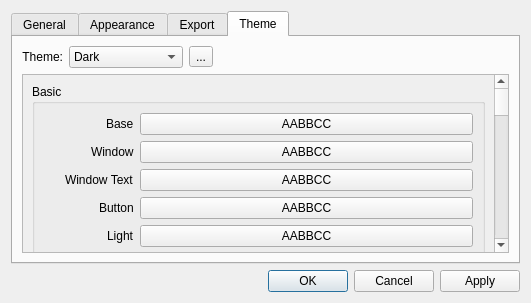
This is src/gui/settings/settings_dialog.ui in albin-johansson/tactile as Qt 5 draws it before an edit. The edited form follows.
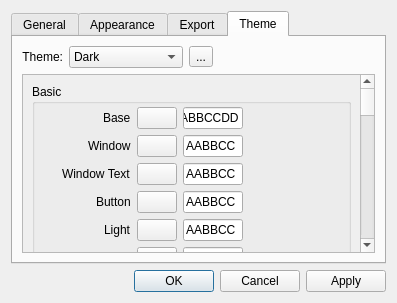
This is the edited form.

What changed in the file:
```diff
--- a/src/gui/settings/settings_dialog.ui
+++ b/src/gui/settings/settings_dialog.ui
@@ -6,7 +6,7 @@
    <rect>
     <x>0</x>
     <y>0</y>
-    <width>531</width>
+    <width>397</width>
     <height>303</height>
    </rect>
   </property>
@@ -514,8 +514,8 @@
            <rect>
             <x>0</x>
             <y>0</y>
-            <width>470</width>
-            <height>1238</height>
+            <width>336</width>
+            <height>1020</height>
            </rect>
           </property>
           <layout class="QGridLayout" name="gridLayout">
@@ -828,10 +828,25 @@
              <property name="title">
               <string>Basic</string>
              </property>
-             <layout class="QFormLayout" name="formLayout_6">
+             <layout class="QFormLayout" name="basicGroupLayout">
+              <property name="fieldGrowthPolicy">
+               <enum>QFormLayout::FieldsStayAtSizeHint</enum>
+              </property>
               <property name="labelAlignment">
                <set>Qt::AlignRight|Qt::AlignTrailing|Qt::AlignVCenter</set>
               </property>
+              <property name="leftMargin">
+               <number>6</number>
+              </property>
+              <property name="topMargin">
+               <number>3</number>
+              </property>
+              <property name="rightMargin">
+               <number>3</number>
+              </property>
+              <property name="bottomMargin">
+               <number>3</number>
+              </property>
               <item row="0" column="0">
                <widget class="QLabel" name="basicBaseLabel">
                 <property name="text">
@@ -840,16 +855,66 @@
                </widget>
               </item>
               <item row="0" column="1">
-               <widget class="QPushButton" name="basicBaseButton">
-                <property name="sizePolicy">
-                 <sizepolicy hsizetype="Minimum" vsizetype="Fixed">
-                  <horstretch>0</horstretch>
-                  <verstretch>0</verstretch>
-                 </sizepolicy>
-                </property>
-                <property name="text">
-                 <string>AABBCC</string>
-                </property>
+               <widget class="QWidget" name="basicBaseWidget" native="true">
+                <layout class="QHBoxLayout" name="horizontalLayout">
+                 <property name="leftMargin">
+                  <number>0</number>
+                 </property>
+                 <property name="topMargin">
+                  <number>0</number>
+                 </property>
+                 <property name="rightMargin">
+                  <number>0</number>
+                 </property>
+                 <property name="bottomMargin">
+                  <number>0</number>
+                 </property>
+                 <item>
+                  <widget class="QPushButton" name="basicBasePreview">
+                   <property name="sizePolicy">
+                    <sizepolicy hsizetype="Preferred" vsizetype="Fixed">
+                     <horstretch>0</horstretch>
+                     <verstretch>0</verstretch>
+                    </sizepolicy>
+                   </property>
+                   <property name="text">
+                    <string/>
+                   </property>
+                  </widget>
+                 </item>
+                 <item>
+                  <widget class="QLineEdit" name="basicBaseEdit">
+                   <property name="sizePolicy">
+                    <sizepolicy hsizetype="Preferred" vsizetype="Fixed">
+                     <horstretch>0</horstretch>
+                     <verstretch>0</verstretch>
+                    </sizepolicy>
+                   </property>
+                   <property name="text">
+                    <string>AABBCCDD</string>
+                   </property>
+                   <property name="maxLength">
+                    <number>8</number>
+                   </property>
+                   <property name="readOnly">
+                    <bool>false</bool>
+                   </property>
+                  </widget>
+                 </item>
+                 <item>
+                  <spacer name="basicBaseSpacer">
+                   <property name="orientation">
+                    <enum>Qt::Horizontal</enum>
+                   </property>
+                   <property name="sizeHint" stdset="0">
+                    <size>
+                     <width>150</width>
+                     <height>20</height>
+                    </size>
+                   </property>
+                  </spacer>
+                 </item>
+                </layout>
                </widget>
               </item>
               <item row="1" column="0">
@@ -860,10 +925,66 @@
                </widget>
               </item>
               <item row="1" column="1">
-               <widget class="QPushButton" name="basicWindowButton">
-                <property name="text">
-                 <string>AABBCC</string>
-                </property>
+               <widget class="QWidget" name="basicWindowWidget" native="true">
+                <layout class="QHBoxLayout" name="horizontalLayout_2">
+                 <property name="leftMargin">
+                  <number>0</number>
+                 </property>
+                 <property name="topMargin">
+                  <number>0</number>
+                 </property>
+                 <property name="rightMargin">
+                  <number>0</number>
+                 </property>
+                 <property name="bottomMargin">
+                  <number>0</number>
+                 </property>
+                 <item>
+                  <widget class="QPushButton" name="basicWindowPreview">
+                   <property name="sizePolicy">
+                    <sizepolicy hsizetype="Preferred" vsizetype="Fixed">
+                     <horstretch>0</horstretch>
+                     <verstretch>0</verstretch>
+                    </sizepolicy>
+                   </property>
+                   <property name="text">
+                    <string/>
+                   </property>
+                  </widget>
+                 </item>
+                 <item>
+                  <widget class="QLineEdit" name="basicWindowEdit">
+                   <property name="sizePolicy">
+                    <sizepolicy hsizetype="Preferred" vsizetype="Fixed">
+                     <horstretch>0</horstretch>
+                     <verstretch>0</verstretch>
+                    </sizepolicy>
+                   </property>
+                   <property name="text">
+                    <string>AABBCC</string>
+                   </property>
+                   <property name="maxLength">
+                    <number>8</number>
+                   </property>
+                   <property name="readOnly">
+                    <bool>false</bool>
+                   </property>
+                  </widget>
+                 </item>
+                 <item>
+                  <spacer name="basicWindowSpacer">
+                   <property name="orientation">
+                    <enum>Qt::Horizontal</enum>
+                   </property>
+                   <property name="sizeHint" stdset="0">
+                    <size>
+                     <width>150</width>
+                     <height>20</height>
+                    </size>
+                   </property>
+                  </spacer>
+                 </item>
+                </layout>
                </widget>
               </item>
               <item row="2" column="0">
@@ -874,10 +995,66 @@
                </widget>
               </item>
               <item row="2" column="1">
-               <widget class="QPushButton" name="basicWindowTextButton">
-                <property name="text">
-                 <string>AABBCC</string>
-                </property>
+               <widget class="QWidget" name="basicWindowTextWidget" native="true">
+                <layout class="QHBoxLayout" name="horizontalLayout_4">
+                 <property name="leftMargin">
+                  <number>0</number>
+                 </property>
+                 <property name="topMargin">
+                  <number>0</number>
+                 </property>
+                 <property name="rightMargin">
+                  <number>0</number>
+                 </property>
+                 <property name="bottomMargin">
+                  <number>0</number>
+                 </property>
+                 <item>
+                  <widget class="QPushButton" name="basicWindowTextPreview">
+                   <property name="sizePolicy">
+                    <sizepolicy hsizetype="Preferred" vsizetype="Fixed">
+                     <horstretch>0</horstretch>
+                     <verstretch>0</verstretch>
+                    </sizepolicy>
+                   </property>
+                   <property name="text">
+                    <string/>
+                   </property>
+                  </widget>
+                 </item>
+                 <item>
+                  <widget class="QLineEdit" name="basicWindowTextEdit">
+                   <property name="sizePolicy">
+                    <sizepolicy hsizetype="Preferred" vsizetype="Fixed">
+                     <horstretch>0</horstretch>
+                     <verstretch>0</verstretch>
+                    </sizepolicy>
+                   </property>
+                   <property name="text">
+                    <string>AABBCC</string>
+                   </property>
+                   <property name="maxLength">
+                    <number>8</number>
+                   </property>
+                   <property name="readOnly">
+                    <bool>false</bool>
+                   </property>
+                  </widget>
+                 </item>
+                 <item>
+                  <spacer name="basicWindowTextSpacer">
+                   <property name="orientation">
+                    <enum>Qt::Horizontal</enum>
+                   </property>
+                   <property name="sizeHint" stdset="0">
+                    <size>
+                     <width>150</width>
+                     <height>20</height>
+                    </size>
+                   </property>
+                  </spacer>
+                 </item>
+                </layout>
                </widget>
               </item>
               <item row="3" column="0">
@@ -888,10 +1065,66 @@
                </widget>
               </item>
               <item row="3" column="1">
-               <widget class="QPushButton" name="basicButtonButton">
-                <property name="text">
-                 <string>AABBCC</string>
-                </property>
+               <widget class="QWidget" name="basicButtonWidget" native="true">
+                <layout class="QHBoxLayout" name="horizontalLayout_3">
+                 <property name="leftMargin">
+                  <number>0</number>
+                 </property>
+                 <property name="topMargin">
+                  <number>0</number>
+                 </property>
+                 <property name="rightMargin">
+                  <number>0</number>
+                 </property>
+                 <property name="bottomMargin">
+                  <number>0</number>
+                 </property>
+                 <item>
+                  <widget class="QPushButton" name="basicButtonPreview">
+                   <property name="sizePolicy">
+                    <sizepolicy hsizetype="Preferred" vsizetype="Fixed">
+                     <horstretch>0</horstretch>
+                     <verstretch>0</verstretch>
+                    </sizepolicy>
+                   </property>
+                   <property name="text">
+                    <string/>
+                   </property>
+                  </widget>
+                 </item>
+                 <item>
+                  <widget class="QLineEdit" name="basicButtonEdit">
+                   <property name="sizePolicy">
+                    <sizepolicy hsizetype="Preferred" vsizetype="Fixed">
+                     <horstretch>0</horstretch>
+                     <verstretch>0</verstretch>
+                    </sizepolicy>
+                   </property>
+                   <property name="text">
+                    <string>AABBCC</string>
+                   </property>
+                   <property name="maxLength">
+                    <number>8</number>
+                   </property>
+                   <property name="readOnly">
+                    <bool>false</bool>
+                   </property>
+                  </widget>
+                 </item>
+                 <item>
+                  <spacer name="basicButtonSpacer">
+                   <property name="orientation">
+                    <enum>Qt::Horizontal</enum>
+                   </property>
+                   <property name="sizeHint" stdset="0">
+                    <size>
+                     <width>150</width>
+                     <height>20</height>
+                    </size>
+                   </property>
+                  </spacer>
+                 </item>
+                </layout>
                </widget>
               </item>
               <item row="4" column="0">
@@ -902,10 +1135,66 @@
                </widget>
               </item>
               <item row="4" column="1">
-               <widget class="QPushButton" name="basicLightButton">
-                <property name="text">
-                 <string>AABBCC</string>
-                </property>
+               <widget class="QWidget" name="basicLightWidget" native="true">
+                <layout class="QHBoxLayout" name="horizontalLayout_5">
+                 <property name="leftMargin">
+                  <number>0</number>
+                 </property>
+                 <property name="topMargin">
+                  <number>0</number>
+                 </property>
+                 <property name="rightMargin">
+                  <number>0</number>
+                 </property>
+                 <property name="bottomMargin">
+                  <number>0</number>
+                 </property>
+                 <item>
+                  <widget class="QPushButton" name="basicLightPreview">
+                   <property name="sizePolicy">
+                    <sizepolicy hsizetype="Preferred" vsizetype="Fixed">
+                     <horstretch>0</horstretch>
+                     <verstretch>0</verstretch>
+                    </sizepolicy>
+                   </property>
+                   <property name="text">
+                    <string/>
+                   </property>
+                  </widget>
+                 </item>
+                 <item>
+                  <widget class="QLineEdit" name="basicLightEdit">
+                   <property name="sizePolicy">
+                    <sizepolicy hsizetype="Preferred" vsizetype="Fixed">
+                     <horstretch>0</horstretch>
+                     <verstretch>0</verstretch>
+                    </sizepolicy>
+                   </property>
+                   <property name="text">
+                    <string>AABBCC</string>
+                   </property>
+                   <property name="maxLength">
+                    <number>8</number>
+                   </property>
+                   <property name="readOnly">
+                    <bool>false</bool>
+                   </property>
+                  </widget>
+                 </item>
+                 <item>
+                  <spacer name="basicLightSpacer">
+                   <property name="orientation">
+                    <enum>Qt::Horizontal</enum>
+                   </property>
+                   <property name="sizeHint" stdset="0">
+                    <size>
+                     <width>150</width>
+                     <height>20</height>
+                    </size>
+                   </property>
+                  </spacer>
+                 </item>
+                </layout>
                </widget>
               </item>
               <item row="5" column="0">
@@ -916,10 +1205,66 @@
                </widget>
               </item>
               <item row="5" column="1">
-               <widget class="QPushButton" name="basicMidLightButton">
-                <property name="text">
-                 <string>AABBCC</string>
-                </property>
+               <widget class="QWidget" name="basicMidLightWidget" native="true">
+                <layout class="QHBoxLayout" name="horizontalLayout_6">
+                 <property name="leftMargin">
+                  <number>0</number>
+                 </property>
+                 <property name="topMargin">
+                  <number>0</number>
+                 </property>
+                 <property name="rightMargin">
+                  <number>0</number>
+                 </property>
+                 <property name="bottomMargin">
+                  <number>0</number>
+                 </property>
+                 <item>
+                  <widget class="QPushButton" name="basicMidLightPreview">
+                   <property name="sizePolicy">
+                    <sizepolicy hsizetype="Preferred" vsizetype="Fixed">
+                     <horstretch>0</horstretch>
+                     <verstretch>0</verstretch>
+                    </sizepolicy>
+                   </property>
+                   <property name="text">
+                    <string/>
+                   </property>
+                  </widget>
+                 </item>
+                 <item>
+                  <widget class="QLineEdit" name="basicMidLightEdit">
+                   <property name="sizePolicy">
+                    <sizepolicy hsizetype="Preferred" vsizetype="Fixed">
+                     <horstretch>0</horstretch>
+                     <verstretch>0</verstretch>
+                    </sizepolicy>
+                   </property>
+                   <property name="text">
+                    <string>AABBCC</string>
+                   </property>
+                   <property name="maxLength">
+                    <number>8</number>
+                   </property>
+                   <property name="readOnly">
+                    <bool>false</bool>
+                   </property>
+                  </widget>
+                 </item>
+                 <item>
+                  <spacer name="basicMidLightSpacer">
+                   <property name="orientation">
+                    <enum>Qt::Horizontal</enum>
+                   </property>
+                   <property name="sizeHint" stdset="0">
+                    <size>
+                     <width>150</width>
+                     <height>20</height>
+                    </size>
+                   </property>
+                  </spacer>
+                 </item>
+                </layout>
                </widget>
               </item>
               <item row="6" column="0">
```
Left out of the diff: 1144 changed lines with no effect on the pictures.
